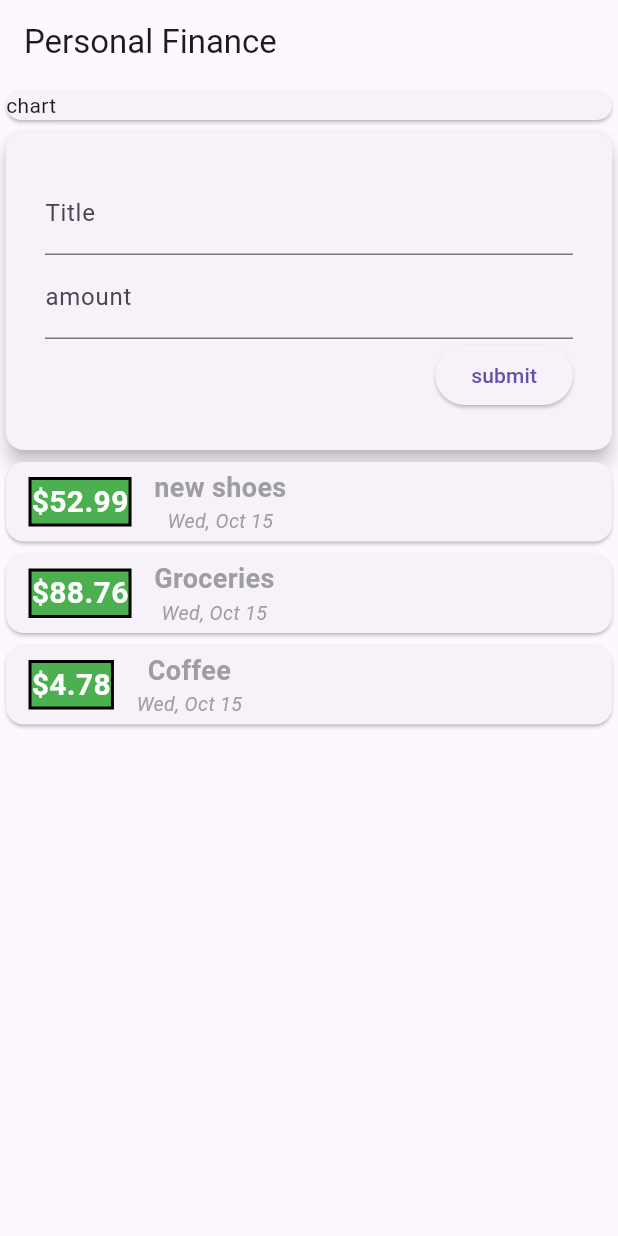
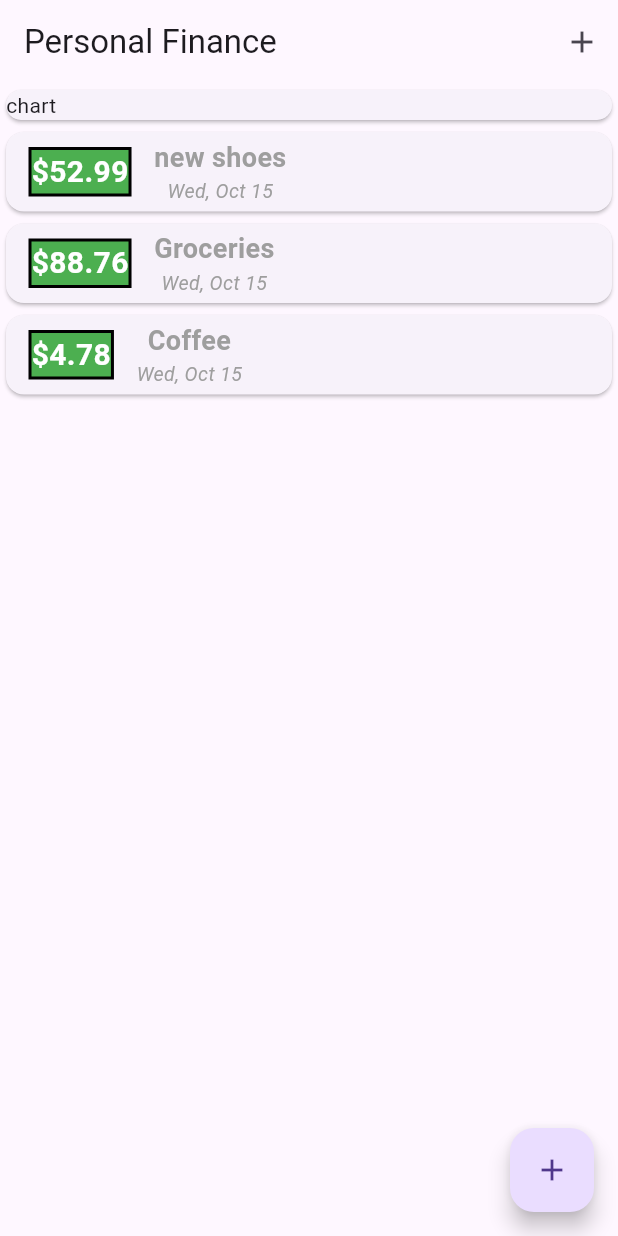
Before and after one commit to rmirabelli/uofd_mobile_2025, a Flutter app: the screen it shows after launch, on a phone screen of 412 x 824 dp. Run offline on Flutter 3.47's test engine with Material 3 defaults, Android fonts, the phone set to English and light mode, and no system bars.

Commit message:
class and after

```diff
--- a/personal_finance/lib/main.dart
+++ b/personal_finance/lib/main.dart
@@ -1,4 +1,5 @@
 import 'package:flutter/material.dart';
+import 'package:personal_finance/widgets/home_screen.dart';
 import 'package:personal_finance/widgets/new_transaction.dart';
 import 'package:personal_finance/widgets/user_transaction.dart';
 import 'models/transaction.dart';
@@ -14,18 +15,6 @@ class MainApp extends StatelessWidget {
 
   @override
   Widget build(BuildContext context) {
-    return MaterialApp(
-      home: Scaffold(
-        appBar: AppBar(title: Text('Personal Finance')),
-        body: Column(
-          mainAxisAlignment: MainAxisAlignment.start,
-          crossAxisAlignment: CrossAxisAlignment.stretch,
-          children: [
-            Card(child: Text('chart')),
-            UserTransaction(),
-          ],
-        ),
-      ),
-    );
+    return MaterialApp(home: HomeScreen());
   }
 }
--- /dev/null
+++ b/personal_finance/lib/widgets/home_screen.dart
@@ -0,0 +1,65 @@
+import 'package:flutter/material.dart';
+import 'package:personal_finance/widgets/new_transaction.dart';
+import 'user_transaction.dart';
+import '../models/transaction.dart';
+
+class HomeScreen extends StatefulWidget {
+  const HomeScreen({super.key});
+
+  @override
+  State<HomeScreen> createState() => _HomeScreenState();
+}
+
+class _HomeScreenState extends State<HomeScreen> {
+  _HomeScreenState();
+  final titleController = TextEditingController();
+  final amountController = TextEditingController();
+
+  final List<Transaction> _userTransactions = [
+    Transaction(id: UniqueKey().toString(), title: "new shoes", amountInPennies: 5299),
+    Transaction(id: UniqueKey().toString(), title: "Groceries", amountInPennies: 8876),
+    Transaction(id: UniqueKey().toString(), title: "Coffee", amountInPennies: 478),
+  ];
+
+  void _addNewTransaction(String title, int amount) {
+    final newTransaction = Transaction(title: title, amountInPennies: amount);
+    setState(() {
+      _userTransactions.add(newTransaction);
+    });
+  }
+
+  void startNewTransaction(BuildContext ctx) {
+    showModalBottomSheet(
+      context: ctx,
+      builder: (bCtx) {
+        return NewTransaction(_addNewTransaction, titleController, amountController);
+      },
+    );
+  }
+
+  @override
+  Widget build(BuildContext context) {
+    return Scaffold(
+      floatingActionButton: FloatingActionButton(onPressed: () {}, child: Icon(Icons.add)),
+      appBar: AppBar(
+        title: Text('Personal Finance'),
+        actions: [
+          IconButton(
+            onPressed: () {
+              startNewTransaction(context);
+            },
+            icon: Icon(Icons.add),
+          ),
+        ],
+      ),
+      body: Column(
+        mainAxisAlignment: MainAxisAlignment.start,
+        crossAxisAlignment: CrossAxisAlignment.stretch,
+        children: [
+          Card(child: Text('chart')),
+          UserTransaction(_userTransactions),
+        ],
+      ),
+    );
+  }
+}
--- a/personal_finance/lib/widgets/transaction_card.dart
+++ b/personal_finance/lib/widgets/transaction_card.dart
@@ -19,7 +19,7 @@ class TransactionCard extends StatelessWidget {
             ),
             margin: EdgeInsets.symmetric(vertical: 10, horizontal: 15),
             child: Text(
-              '\$${transaction.amountInPennies / 100}',
+              '\$${(transaction.amountInPennies / 100).toStringAsFixed(2)}',
               style: TextStyle(fontWeight: FontWeight.bold, fontSize: 20, color: Colors.white),
             ),
           ),
--- a/personal_finance/lib/widgets/user_transaction.dart
+++ b/personal_finance/lib/widgets/user_transaction.dart
@@ -3,29 +3,12 @@ import 'new_transaction.dart';
 import 'transaction_list.dart';
 import '../models/transaction.dart';
 
-class UserTransaction extends StatefulWidget {
-  const UserTransaction({super.key});
-
-  @override
-  State<UserTransaction> createState() => _UserTransactionState();
-}
-
-class _UserTransactionState extends State<UserTransaction> {
-  final List<Transaction> _userTransactions = [
-    Transaction(id: UniqueKey().toString(), title: "new shoes", amountInPennies: 5299),
-    Transaction(id: UniqueKey().toString(), title: "Groceries", amountInPennies: 8876),
-    Transaction(id: UniqueKey().toString(), title: "Coffee", amountInPennies: 478),
-  ];
-
-  void _addNewTransaction(String title, int amount) {
-    final newTransaction = Transaction(title: title, amountInPennies: amount);
-    setState(() {
-      _userTransactions.add(newTransaction);
-    });
-  }
+class UserTransaction extends StatelessWidget {
+  const UserTransaction(this._userTransactions, {super.key});
+  final List<Transaction> _userTransactions;
 
   @override
   Widget build(BuildContext context) {
-    return Column(children: [NewTransaction(_addNewTransaction), TransactionList(_userTransactions)]);
+    return Column(children: [TransactionList(_userTransactions)]);
   }
 }
```
Also changed, not shown: personal_finance/lib/widgets/new_transaction.dart (+19 -4 lines).
